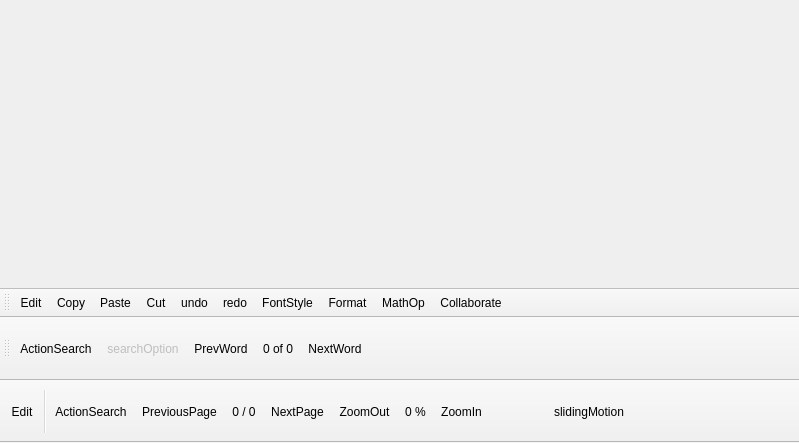
Qt form tools/f-office/MainWindow.ui (KDE/calligra) before a commit.
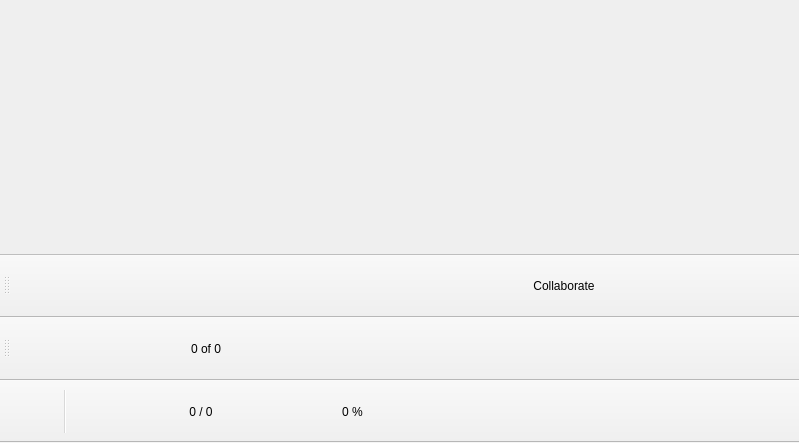
The same form after that commit. Icons and pictures are not drawn.

Commit message: patch which fixes, bug unable to write after using search option, deselection of text in the cavas when no text in the search lineedit and removes tool tips for the action button on toolbar.

Diff of the .ui file:
```diff
--- a/tools/f-office/MainWindow.ui
+++ b/tools/f-office/MainWindow.ui
@@ -137,7 +137,7 @@
      <normaloff>:/images/48x48/Edittoolbaricons/Search.png</normaloff>:/images/48x48/Edittoolbaricons/Search.png</iconset>
    </property>
    <property name="text">
-    <string>ActionSearch</string>
+    <string/>
    </property>
   </action>
   <action name="actionPrevPage">
@@ -146,7 +146,7 @@
      <normaloff>:/images/48x48/Edittoolbaricons/Previous.png</normaloff>:/images/48x48/Edittoolbaricons/Previous.png</iconset>
    </property>
    <property name="text">
-    <string>PreviousPage</string>
+    <string/>
    </property>
    <property name="autoRepeat">
     <bool>true</bool>
@@ -161,7 +161,7 @@
      <normaloff>:/images/48x48/Edittoolbaricons/Next.png</normaloff>:/images/48x48/Edittoolbaricons/Next.png</iconset>
    </property>
    <property name="text">
-    <string>NextPage</string>
+    <string/>
    </property>
   </action>
   <action name="actionZoomIn">
@@ -170,7 +170,7 @@
      <normaloff>:/images/48x48/Edittoolbaricons/ZoomIn.png</normaloff>:/images/48x48/Edittoolbaricons/ZoomIn.png</iconset>
    </property>
    <property name="text">
-    <string>ZoomIn</string>
+    <string/>
    </property>
   </action>
   <action name="actionZoomOut">
@@ -179,7 +179,7 @@
      <normaloff>:/images/48x48/Edittoolbaricons/ZoomOut.png</normaloff>:/images/48x48/Edittoolbaricons/ZoomOut.png</iconset>
    </property>
    <property name="text">
-    <string>ZoomOut</string>
+    <string/>
    </property>
   </action>
   <action name="actionFullScreen">
@@ -323,10 +323,10 @@
      <normaloff>../../../../../../../../../../usr/share/icons/hicolor/48x48/hildon/general_back.png</normaloff>../../../../../../../../../../usr/share/icons/hicolor/48x48/hildon/general_back.png</iconset>
    </property>
    <property name="text">
-    <string>PrevWord</string>
+    <string/>
    </property>
    <property name="iconText">
-    <string>PrevWord</string>
+    <string/>
    </property>
   </action>
   <action name="actionNextWord">
@@ -335,7 +335,7 @@
      <normaloff>../../../../../../../../../../usr/share/icons/hicolor/48x48/hildon/general_forward.png</normaloff>../../../../../../../../../../usr/share/icons/hicolor/48x48/hildon/general_forward.png</iconset>
    </property>
    <property name="text">
-    <string>NextWord</string>
+    <string/>
    </property>
   </action>
   <action name="actionSearchOption">
@@ -346,7 +346,10 @@
     <bool>false</bool>
    </property>
    <property name="text">
-    <string>searchOption</string>
+    <string/>
+   </property>
+   <property name="iconText">
+    <string/>
    </property>
    <property name="visible">
     <bool>false</bool>
@@ -364,7 +367,7 @@
      <normaloff>:/images/48x48/Edittoolbaricons/EditMode.png</normaloff>:/images/48x48/Edittoolbaricons/EditMode.png</iconset>
    </property>
    <property name="text">
-    <string>Edit</string>
+    <string/>
    </property>
   </action>
   <action name="actionFormat">
@@ -376,7 +379,7 @@
      <normaloff>:/images/48x48/Edittoolbaricons/Format.png</normaloff>:/images/48x48/Edittoolbaricons/Format.png</iconset>
    </property>
    <property name="text">
-    <string>Format</string>
+    <string/>
    </property>
    <property name="visible">
     <bool>true</bool>
@@ -388,7 +391,7 @@
      <normaloff>:/images/48x48/Edittoolbaricons/FontStyle.png</normaloff>:/images/48x48/Edittoolbaricons/FontStyle.png</iconset>
    </property>
    <property name="text">
-    <string>FontStyle</string>
+    <string/>
    </property>
   </action>
   <action name="actionCopy">
@@ -397,7 +400,7 @@
      <normaloff>:/images/48x48/Edittoolbaricons/Copy.png</normaloff>:/images/48x48/Edittoolbaricons/Copy.png</iconset>
    </property>
    <property name="text">
-    <string>Copy</string>
+    <string/>
    </property>
   </action>
   <action name="actionPaste">
@@ -406,7 +409,7 @@
      <normaloff>:/images/48x48/Edittoolbaricons/Paste.png</normaloff>:/images/48x48/Edittoolbaricons/Paste.png</iconset>
    </property>
    <property name="text">
-    <string>Paste</string>
+    <string/>
    </property>
   </action>
   <action name="actionCut">
@@ -415,7 +418,7 @@
      <normaloff>:/images/48x48/Edittoolbaricons/Cut.png</normaloff>:/images/48x48/Edittoolbaricons/Cut.png</iconset>
    </property>
    <property name="text">
-    <string>Cut</string>
+    <string/>
    </property>
   </action>
   <action name="actionUndo">
@@ -424,7 +427,7 @@
      <normaloff>:/images/48x48/Edittoolbaricons/Undo.png</normaloff>:/images/48x48/Edittoolbaricons/Undo.png</iconset>
    </property>
    <property name="text">
-    <string>undo</string>
+    <string/>
    </property>
   </action>
   <action name="actionRedo">
@@ -433,7 +436,7 @@
      <normaloff>:/images/48x48/Edittoolbaricons/Redo.png</normaloff>:/images/48x48/Edittoolbaricons/Redo.png</iconset>
    </property>
    <property name="text">
-    <string>redo</string>
+    <string/>
    </property>
   </action>
   <action name="actionCollaborate">
@@ -451,7 +454,7 @@
      <normaloff>:/images/48x48/Edittoolbaricons/SlidingMotion.png</normaloff>:/images/48x48/Edittoolbaricons/SlidingMotion.png</iconset>
    </property>
    <property name="text">
-    <string>slidingMotion</string>
+    <string/>
    </property>
   </action>
   <action name="actionMathOp">
@@ -460,7 +463,7 @@
      <normaloff>:/images/48x48/Edittoolbaricons/Math.png</normaloff>:/images/48x48/Edittoolbaricons/Math.png</iconset>
    </property>
    <property name="text">
-    <string>MathOp</string>
+    <string/>
    </property>
   </action>
  </widget>
```
The commit also changes 1 other file.
